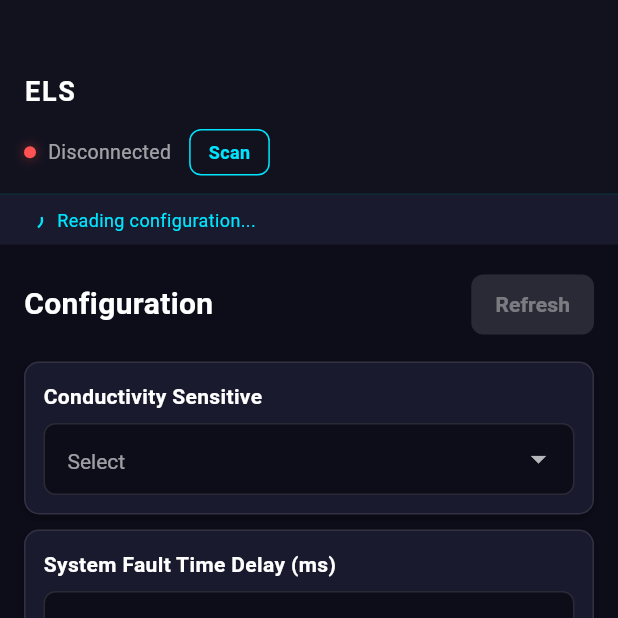
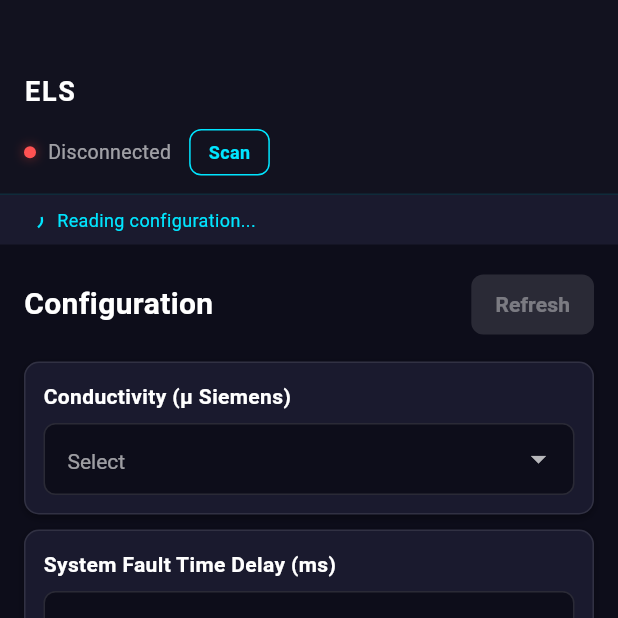
Before and after one commit to amitDev25/levelstate_unified_app, a Flutter app: the MainScreen screen opened directly, item 3 of the bottom bar chosen, on a phone screen of 412 x 824 dp, the top half of it. Run offline on Flutter 3.47's test engine with Material 3 defaults, Android fonts, the phone set to English and light mode, and no system bars; our stand-ins replace flutter_blue_plus, geolocator, permission_handler, shared_preferences; accounts and stored records are empty.

Commit message:
Add cross button els

```diff
--- a/lib/els/config_screen.dart
+++ b/lib/els/config_screen.dart
@@ -135,7 +135,7 @@ class _ConfigScreenState extends State<ConfigScreen> {
     setState(() => _saving = true);
     widget.ble.sendModbusWrite(slave: 247, start: 16, values: [3]);
     for(int i = 1; i <=5; i++) {
-      Future.delayed(Duration(milliseconds: 200), () {
+      Future.delayed(Duration(milliseconds: 1700 + i * 200), () {
         if (mounted) widget.ble.sendModbusWrite(slave: 247, start: 16, values: [1]);
       });
     }
@@ -348,7 +348,7 @@ class _ConfigScreenState extends State<ConfigScreen> {
             const SizedBox(height: 14),
 
             _FormCard(
-              title: 'Conductivity Sensitive',
+              title: 'Conductivity (µ Siemens)',
               child: DropdownButtonFormField<String>(
                 value: _conductivityValue,
                 items: const [
--- a/lib/els/main.dart
+++ b/lib/els/main.dart
@@ -821,6 +821,7 @@ class _MainScreenState extends State<MainScreen> {
   bool _isSaved = false;
   bool _wasConnected = false;
   bool _isDisconnectDialogVisible = false;
+  bool _activationPopupDismissed = false;
 
   @override
   void initState() {
@@ -859,6 +860,11 @@ class _MainScreenState extends State<MainScreen> {
       });
     }
     _wasConnected = _ble.isConnected;
+
+    if (!_ble.isConnected || _ble.activationStatus == ActivationStatus.activated) {
+      _activationPopupDismissed = false;
+    }
+
     _syncPolling();
     setState(() {});
   }
@@ -1152,9 +1158,11 @@ class _MainScreenState extends State<MainScreen> {
 
   @override
   Widget build(BuildContext context) {
-    final isLocked = _ble.isConnected &&
-        (_ble.activationStatus == ActivationStatus.needsActivation ||
-         _ble.activationStatus == ActivationStatus.activating);
+    final showActivationGate = _ble.isConnected &&
+      (_ble.activationStatus == ActivationStatus.activating ||
+        (_ble.activationStatus == ActivationStatus.needsActivation &&
+          !_activationPopupDismissed));
+    final isLocked = showActivationGate;
 
     return Scaffold(
       body: Stack(children: [
@@ -1167,10 +1175,13 @@ class _MainScreenState extends State<MainScreen> {
             child: _buildBody(),
           ),
         ),
-        if (isLocked)
+        if (showActivationGate)
           _ActivationGate(
             ble: _ble,
             onActivatePressed: _handleActivatePressed,
+            onClose: _ble.activationStatus == ActivationStatus.needsActivation
+                ? () => setState(() => _activationPopupDismissed = true)
+                : null,
           ),
       ]),
       bottomNavigationBar: isLocked ? null : _buildBottomNav(),
@@ -1255,10 +1266,12 @@ class _MainScreenState extends State<MainScreen> {
 class _ActivationGate extends StatelessWidget {
   final BLEManager ble;
   final Future<void> Function() onActivatePressed;
+  final VoidCallback? onClose;
 
   const _ActivationGate({
     required this.ble,
     required this.onActivatePressed,
+    this.onClose,
   });
 
   @override
@@ -1280,6 +1293,17 @@ class _ActivationGate extends StatelessWidget {
         child: Column(
           mainAxisSize: MainAxisSize.min,
           children: [
+            if (onClose != null)
+              Row(
+                mainAxisAlignment: MainAxisAlignment.end,
+                children: [
+                  IconButton(
+                    onPressed: onClose,
+                    icon: const Icon(Icons.close, color: Colors.white54),
+                    tooltip: 'Close',
+                  ),
+                ],
+              ),
             // Icon
             Icon(
               isActivating ? Icons.sync_rounded : Icons.lock_outline_rounded,
```
